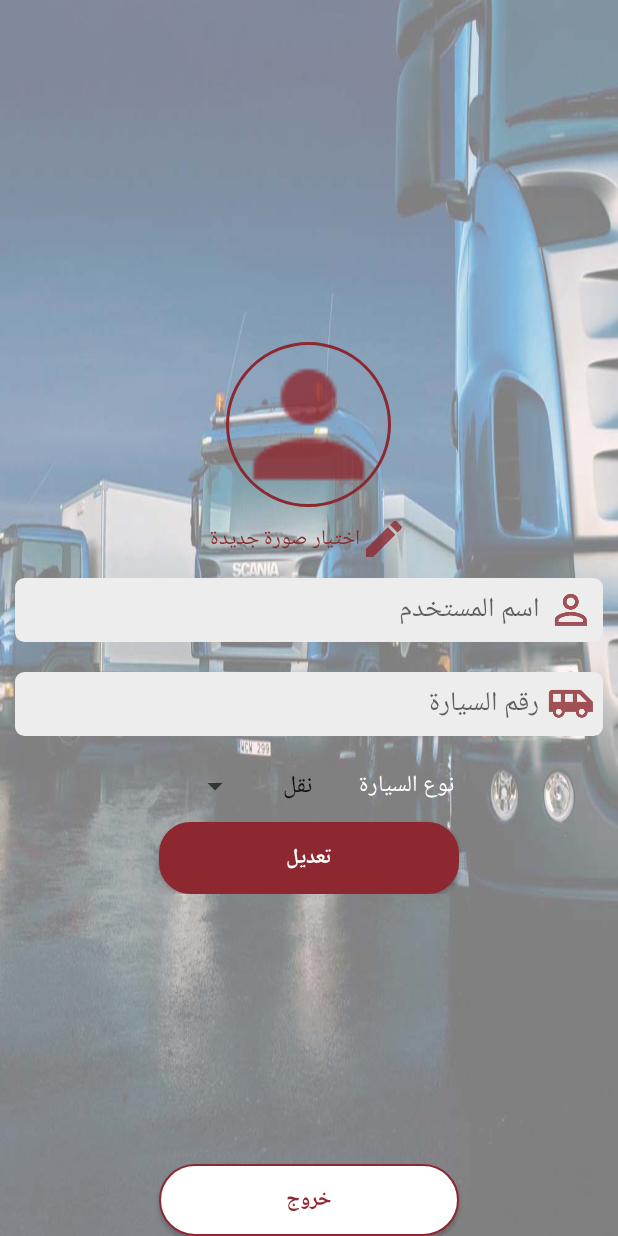
After one commit to ahmed-bassiouny/naqalati_driver, an Android app: the EditProfileActivity screen opened directly, with no data from a screen before it, on a phone screen of 412 x 824 dp. The commit adds this screen. Run offline under Robolectric (Android 15) with nearby library versions, the phone set to English and light mode, and no system bars; our stand-ins replace CircleImageView, Firebase (no records; nobody signed in at launch, a user with empty details on screens opened directly); libraries missing offline, so code that uses them is left out: com.awesomedialog.blennersilva, com.mvc.imagepicker; 5 statements that could not run were skipped.

Commit message:
edit profile

```diff
--- /dev/null
+++ b/app/src/main/java/com/ahmed/naqalati_driver/activities/EditProfileActivity.java
@@ -0,0 +1,226 @@
+package com.ahmed.naqalati_driver.activities;
+
+import android.content.Intent;
+import android.graphics.Bitmap;
+import android.net.Uri;
+import android.support.annotation.NonNull;
+import android.support.v7.app.AppCompatActivity;
+import android.os.Bundle;
+import android.view.View;
+import android.widget.EditText;
+import android.widget.ProgressBar;
+import android.widget.Spinner;
+import android.widget.TextView;
+
+import com.ahmed.naqalati_driver.R;
+import com.ahmed.naqalati_driver.helper.Utils;
+import com.ahmed.naqalati_driver.model.CarType;
+import com.ahmed.naqalati_driver.model.Driver;
+import com.ahmed.naqalati_driver.model.FirebaseRoot;
+import com.awesomedialog.blennersilva.awesomedialoglibrary.AwesomeInfoDialog;
+import com.awesomedialog.blennersilva.awesomedialoglibrary.interfaces.Closure;
+import com.google.android.gms.tasks.OnCompleteListener;
+import com.google.android.gms.tasks.OnFailureListener;
+import com.google.android.gms.tasks.OnSuccessListener;
+import com.google.android.gms.tasks.Task;
+import com.google.firebase.auth.FirebaseAuth;
+import com.google.firebase.database.DataSnapshot;
+import com.google.firebase.database.DatabaseError;
+import com.google.firebase.database.FirebaseDatabase;
+import com.google.firebase.database.ValueEventListener;
+import com.google.firebase.storage.FirebaseStorage;
+import com.google.firebase.storage.StorageReference;
+import com.google.firebase.storage.UploadTask;
+import com.mvc.imagepicker.ImagePicker;
+
+import de.hdodenhof.circleimageview.CircleImageView;
+
+public class EditProfileActivity extends AppCompatActivity implements View.OnClickListener {
+    private CircleImageView profileImage;
+    private TextView tvChooseImage;
+    private Spinner spCarType;
+    private ProgressBar progress;
+    private Uri photoUri;
+    String driverId;
+    Driver user;
+
+    @Override
+    protected void onCreate(Bundle savedInstanceState) {
+        super.onCreate(savedInstanceState);
+        setContentView(R.layout.activity_edit_profile);
+        driverId=FirebaseAuth.getInstance().getCurrentUser().getUid();
+        profileImage = findViewById(R.id.profile_image);
+        tvChooseImage = findViewById(R.id.tv_choose_image);
+        spCarType = findViewById(R.id.sp_car_type);
+        findViewById(R.id.btn_register).setOnClickListener(this);
+        progress = findViewById(R.id.progress);
+        findViewById(R.id.btn_singout).setOnClickListener(this);
+        loadData();
+        tvChooseImage.setOnClickListener(new View.OnClickListener() {
+            @Override
+            public void onClick(View v) {
+                ImagePicker.pickImage(EditProfileActivity.this, getString(R.string.choose_image));
+
+            }
+        });
+    }
+
+    private EditText getEtUserName(){
+        return (EditText) findViewById(R.id.et_user_name);
+    }
+
+    private EditText getEtCarNumber(){
+        return (EditText) findViewById(R.id.et_car_number);
+    }
+    @Override
+    public void onClick(View view) {
+        switch (view.getId()) {
+            case R.id.btn_register:
+                if(getEtUserName().getText().toString().trim().isEmpty())
+                    return;
+                else if(getEtCarNumber().getText().toString().trim().isEmpty())
+                    return;
+                else {
+                    progress.setVisibility(View.VISIBLE);
+                    findViewById(R.id.btn_singout).setVisibility(View.INVISIBLE);
+                    findViewById(R.id.btn_register).setVisibility(View.INVISIBLE);
+                    if(photoUri==null){
+                        // update name
+                        updateName();
+                    }else {
+                        // update image and name
+                        uploadImage();
+                    }
+                }
+                break;
+            case R.id.btn_singout:
+                new AwesomeInfoDialog(EditProfileActivity.this)
+                        .setTitle(R.string.app_name)
+                        .setMessage(R.string.you_want_signout)
+                        .setColoredCircle(R.color.dialogInfoBackgroundColor)
+                        .setDialogIconAndColor(R.drawable.ic_dialog_info, R.color.white)
+                        .setCancelable(true)
+                        .setPositiveButtonText(getString(R.string.yes))
+                        .setPositiveButtonbackgroundColor(R.color.red_logo)
+                        .setPositiveButtonTextColor(R.color.white)
+                        .setNegativeButtonText(getString(R.string.no))
+                        .setNegativeButtonbackgroundColor(R.color.dialogInfoBackgroundColor)
+                        .setNegativeButtonTextColor(R.color.white)
+                        .setPositiveButtonClick(new Closure() {
+                            @Override
+                            public void exec() {
+                                FirebaseAuth.getInstance().signOut();
+                                startActivity(new Intent(EditProfileActivity.this, SigninActivity.class));
+                                finish();
+                            }
+                        })
+                        .setNegativeButtonClick(new Closure() {
+                            @Override
+                            public void exec() {
+                            }
+                        })
+                        .show();
+                break;
+        }
+    }
+    private void loadData() {
+        FirebaseDatabase.getInstance().getReference(FirebaseRoot.DB_DRIVER)
+                .child(driverId).addListenerForSingleValueEvent(new ValueEventListener() {
+            @Override
+            public void onDataChange(DataSnapshot dataSnapshot) {
+                progress.setVisibility(View.GONE);
+                if(dataSnapshot==null)
+                    finish();
+                user=dataSnapshot.getValue(Driver.class);
+                getEtUserName().setText(user.getUserName());
+                getEtCarNumber().setText(user.getCarNumber());
+                if(user.getCarType()==CarType.MEDIUM)
+                spCarType.setSelection(1);
+                else if(user.getCarType()==CarType.SMALL)
+                    spCarType.setSelection(2);
+                else
+                    spCarType.setSelection(0);
+                if(!user.getUserAvatar().isEmpty())
+                    Utils.showImage(EditProfileActivity.this,user.getUserAvatar(),profileImage);
+            }
+
+            @Override
+            public void onCancelled(DatabaseError databaseError) {
+
+            }
+        });
+    }
+    private void uploadImage() {
+        StorageReference storageRef = FirebaseStorage.getInstance().getReference(driverId);
+        storageRef.putFile(photoUri)
+                .addOnSuccessListener(new OnSuccessListener<UploadTask.TaskSnapshot>() {
+                    @Override
+                    public void onSuccess(UploadTask.TaskSnapshot taskSnapshot) {
+                        Uri downloadUrl = taskSnapshot.getDownloadUrl();
+                        updateImage(downloadUrl.toString());
+                    }
+                })
+                .addOnFailureListener(new OnFailureListener() {
+                    @Override
+                    public void onFailure(@NonNull Exception exception) {
+                        Utils.showErrorDialog(EditProfileActivity.this, exception.getLocalizedMessage());
+                    }
+                });
+    }
+    private void updateImage(String url){
+        FirebaseDatabase.getInstance().getReference(FirebaseRoot.DB_DRIVER)
+                .child(driverId).child("userAvatar").setValue(url).addOnCompleteListener(new OnCompleteListener<Void>() {
+            @Override
+            public void onComplete(@NonNull Task<Void> task) {
+                if(task.isComplete())
+                    updateName();
+            }
+        });
+    }
+    private void updateName(){
+        user.setUserName(getEtUserName().getText().toString());
+        user.setCarNumber(getEtCarNumber().getText().toString());
+        user.setCarType(getCarTypeFromSpinner(spCarType.getSelectedItemPosition()));
+        FirebaseDatabase.getInstance().getReference(FirebaseRoot.DB_DRIVER)
+                .child(driverId).setValue(user).addOnCompleteListener(new OnCompleteListener<Void>() {
+            @Override
+            public void onComplete(@NonNull Task<Void> task) {
+                if(task.isComplete())
+                    onBackPressed();
+            }
+        });
+    }
+
+    @Override
+    protected void onActivityResult(int requestCode, int resultCode, Intent data) {
+        Bitmap photoBitmap = ImagePicker.getImageFromResult(this, requestCode, resultCode, data);
+        if (photoBitmap != null && data != null) {
+            profileImage.setImageBitmap(photoBitmap);
+            photoUri = data.getData();
+        }
+    }
+
+    @Override
+    public void onBackPressed() {
+        super.onBackPressed();
+        startActivity(new Intent(EditProfileActivity.this,HomeActivity.class));
+        finish();
+    }
+    private CarType getCarTypeFromSpinner(int position) {
+        CarType result;
+        switch (position) {
+            case 0:
+                result = CarType.FULL;
+                break;
+            case 1:
+                result = CarType.MEDIUM;
+                break;
+            case 2:
+                result = CarType.SMALL;
+                break;
+            default:
+                result = CarType.FULL;
+        }
+        return result;
+    }
+}
--- /dev/null
+++ b/app/src/main/res/layout/activity_edit_profile.xml
@@ -0,0 +1,122 @@
+<?xml version="1.0" encoding="utf-8"?>
+<RelativeLayout xmlns:android="http://schemas.android.com/apk/res/android"
+    xmlns:app="http://schemas.android.com/apk/res-auto"
+    xmlns:tools="http://schemas.android.com/tools"
+    android:layout_width="match_parent"
+    android:layout_height="match_parent"
+    android:background="@drawable/driver"
+    android:fillViewport="true"
+    android:layoutDirection="rtl"
+    android:textDirection="rtl"
+    tools:context="com.ahmed.naqalati_driver.activities.SignupActivity">
+
+    <LinearLayout
+        android:layout_width="match_parent"
+        android:layout_height="wrap_content"
+        android:layout_centerInParent="true"
+        android:layout_marginTop="5dp"
+        android:orientation="vertical">
+
+        <de.hdodenhof.circleimageview.CircleImageView xmlns:app="http://schemas.android.com/apk/res-auto"
+            android:id="@+id/profile_image"
+            android:layout_width="110dp"
+            android:layout_height="110dp"
+            android:layout_gravity="center_horizontal"
+            android:src="@drawable/person"
+            app:civ_border_color="@color/red_logo"
+            app:civ_border_width="2dp" />
+
+        <TextView
+            android:layout_width="wrap_content"
+            android:layout_height="wrap_content"
+            android:layout_gravity="center_horizontal"
+            android:layout_marginTop="5dp"
+            android:drawableStart="@drawable/ic_edit"
+            android:gravity="center"
+            android:id="@+id/tv_choose_image"
+            android:text="@string/choose_image"
+            android:textColor="@color/red_logo" />
+
+
+
+        <EditText
+            android:layout_width="match_parent"
+            android:layout_height="wrap_content"
+            android:layout_margin="10dp"
+            android:background="@drawable/border_edit_text"
+            android:drawablePadding="5dp"
+            android:drawableStart="@drawable/ic_user"
+            android:hint="@string/user_name"
+            android:inputType="textPersonName"
+            android:lines="1"
+            android:id="@+id/et_user_name"
+            android:maxLines="1"
+            android:minHeight="30dp"
+            android:padding="5dp" />
+
+        <EditText
+            android:layout_width="match_parent"
+            android:layout_height="wrap_content"
+            android:layout_margin="10dp"
+            android:background="@drawable/border_edit_text"
+            android:drawablePadding="5dp"
+            android:drawableStart="@drawable/ic_action_name"
+            android:hint="@string/car_number"
+            android:inputType="textPersonName"
+            android:lines="1"
+            android:id="@+id/et_car_number"
+            android:maxLines="1"
+            android:minHeight="30dp"
+            android:padding="5dp" />
+        <LinearLayout
+            android:layout_width="wrap_content"
+            android:layout_height="wrap_content"
+            android:layout_gravity="center"
+            android:orientation="horizontal">
+            <TextView
+                android:layout_width="wrap_content"
+                android:layout_height="wrap_content"
+                android:text="@string/car_type"
+                android:textSize="15sp"
+                android:layout_marginTop="10dp"
+                android:textColor="@color/white"/>
+            <Spinner
+                android:layout_width="wrap_content"
+                android:layout_height="wrap_content"
+                android:orientation="vertical"
+                android:id="@+id/sp_car_type"
+                android:layout_gravity="center"
+                android:gravity="center"
+                android:entries="@array/car_type_value"
+                android:layout_margin="10dp">
+            </Spinner>
+        </LinearLayout>
+        <Button
+            android:layout_width="200dp"
+            android:layout_height="wrap_content"
+            android:layout_gravity="center"
+            android:background="@drawable/border_button"
+            android:gravity="center"
+            android:id="@+id/btn_register"
+            android:text="@string/edit"
+            android:textColor="@color/white"
+            android:textStyle="bold" />
+    </LinearLayout>
+    <ProgressBar
+        android:id="@+id/progress"
+        android:layout_width="wrap_content"
+        android:layout_height="wrap_content"
+        android:layout_centerInParent="true"/>
+    <Button
+        android:layout_width="200dp"
+        android:layout_height="wrap_content"
+        android:layout_gravity="center"
+        android:background="@drawable/border_button_white"
+        android:layout_alignParentBottom="true"
+        android:layout_centerHorizontal="true"
+        android:id="@+id/btn_singout"
+        android:text="@string/signout"
+        android:textColor="@color/red_logo"
+        android:textStyle="bold" />
+
+</RelativeLayout>
--- a/app/src/main/res/layout/activity_home.xml
+++ b/app/src/main/res/layout/activity_home.xml
@@ -18,7 +18,7 @@
     <ImageView
         android:layout_width="wrap_content"
         android:layout_height="wrap_content"
-        android:src="@drawable/ic_signout"
+        android:src="@drawable/person"
         android:layout_margin="10dp"
         android:id="@+id/signout"
         android:layout_alignParentRight="true"
--- a/app/src/main/res/values/strings.xml
+++ b/app/src/main/res/values/strings.xml
@@ -54,4 +54,6 @@
     <string name="user_cancel">تم الغاء العملية من قبل المستخدم</string>
     <string name="driver_cancel">تم الغاء العملية من قبل السائق</string>
     <string name="complete">تم اكتمال العملية بنجاح</string>
+    <string name="edit">تعديل</string>
+    <string name="signout">خروج</string>
 </resources>
```
Also changed, not shown: app/src/main/AndroidManifest.xml (+9 -4 lines), app/src/main/java/com/ahmed/naqalati_driver/activities/HomeActivity.java (+2 -26 lines), app/src/main/java/com/ahmed/naqalati_driver/activities/SigninActivity.java (+4 -10 lines), app/src/main/res/drawable-hdpi/person.png (added), app/src/main/res/drawable-mdpi/person.png (added), app/src/main/res/drawable-xhdpi/person.png (added), app/src/main/res/drawable-xxhdpi/person.png (added).
